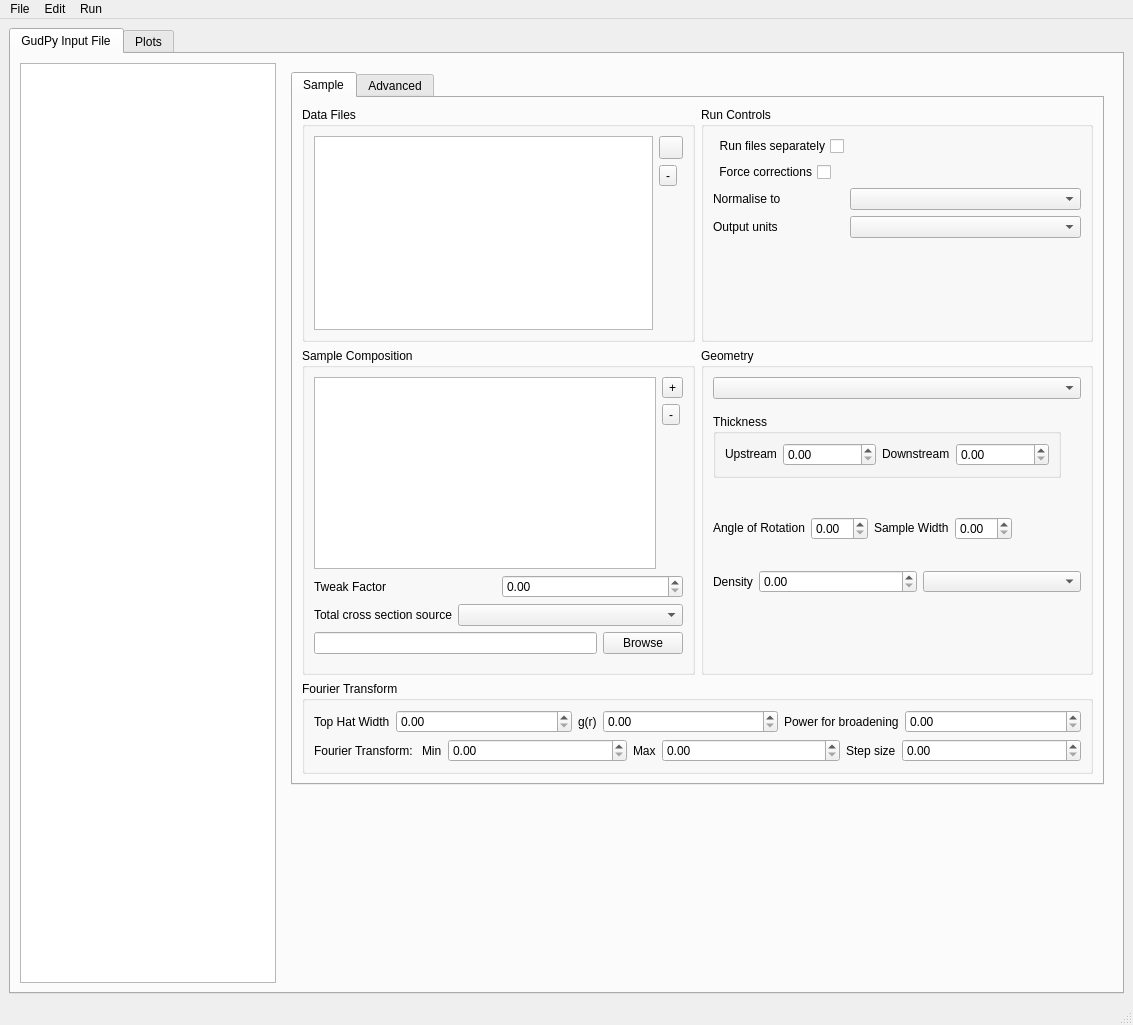
disorderedmaterials/GudPy, file src/gui/widgets/ui_files/mainWindow.ui: the form before one commit.
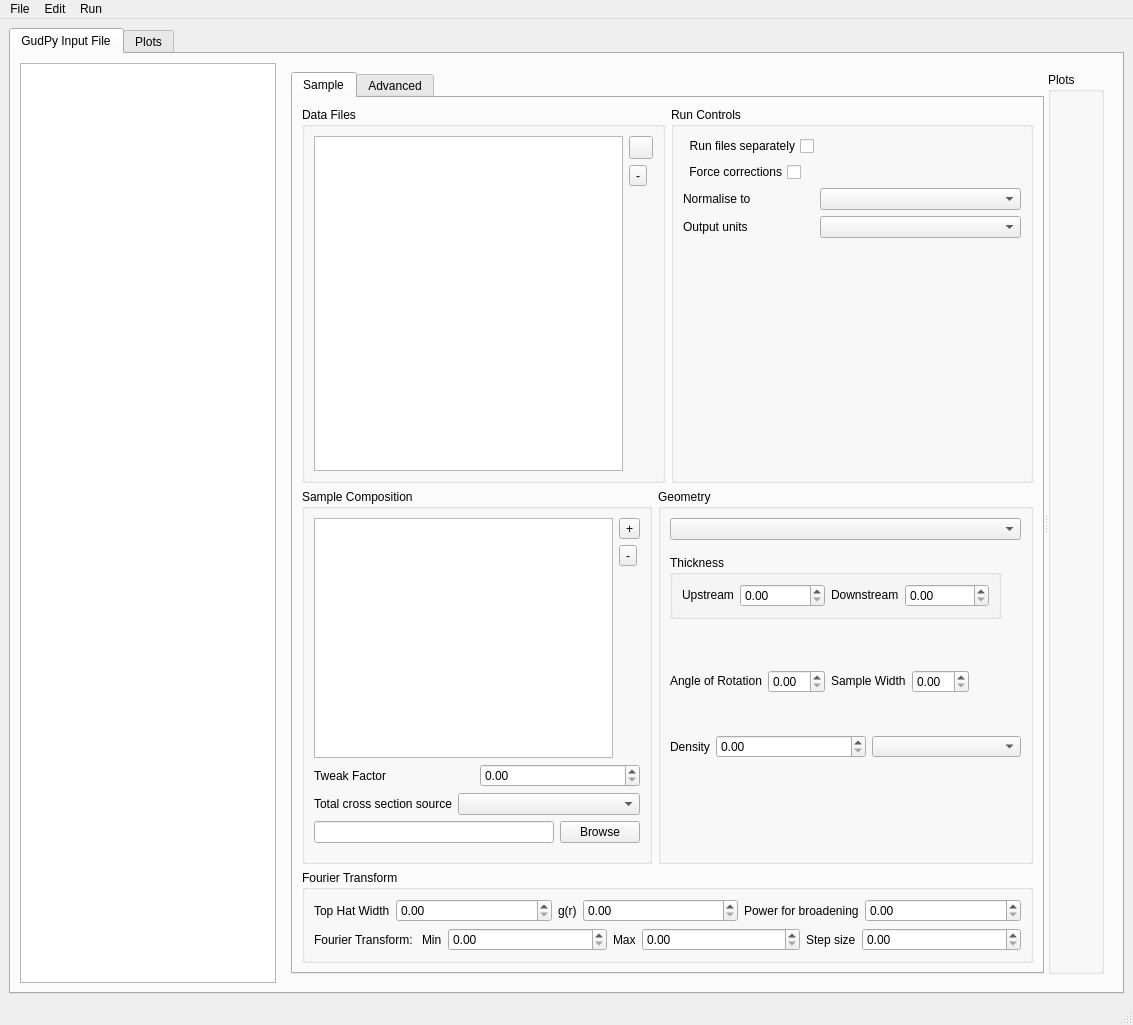
The form after the commit. The open tabs and pages were chosen to show the change. Icons and pictures are not drawn. Custom widgets are drawn as their Qt base class.

Diff of the .ui file:
```diff
--- a/src/gui/widgets/ui_files/mainWindow.ui
+++ b/src/gui/widgets/ui_files/mainWindow.ui
@@ -3847,8 +3847,12 @@
              </layout>
             </widget>
             <widget class="QWidget" name="samplePage">
-             <layout class="QVBoxLayout" name="verticalLayout_37">
+             <layout class="QVBoxLayout" name="verticalLayout_24">
               <item>
+               <widget class="QSplitter" name="splitter">
+                <property name="orientation">
+                 <enum>Qt::Horizontal</enum>
+                </property>
                <widget class="QTabWidget" name="parameterTabs">
                 <property name="currentIndex">
                  <number>0</number>
@@ -3857,7 +3861,7 @@
                  <attribute name="title">
                   <string>Sample</string>
                  </attribute>
-                 <layout class="QVBoxLayout" name="verticalLayout_24">
+                  <layout class="QVBoxLayout" name="verticalLayout_37">
                   <item>
                    <layout class="QHBoxLayout" name="horizontalLayout_52">
                     <item>
@@ -5242,19 +5246,13 @@
                  </layout>
                 </widget>
                </widget>
-              </item>
-              <item>
-               <spacer name="verticalSpacer_16">
-                <property name="orientation">
-                 <enum>Qt::Vertical</enum>
-                </property>
-                <property name="sizeHint" stdset="0">
-                 <size>
-                  <width>20</width>
-                  <height>40</height>
-                 </size>
-                </property>
-               </spacer>
+                <widget class="QGroupBox" name="samplePlotGroupBox">
+                 <property name="title">
+                  <string>Plots</string>
+                 </property>
+                 <layout class="QVBoxLayout" name="samplePlotLayout"/>
+                </widget>
+               </widget>
               </item>
              </layout>
             </widget>
```
Left out of the diff: 3 changed lines with no effect on the pictures. Lines whose indentation alone changed are shown as unchanged.
